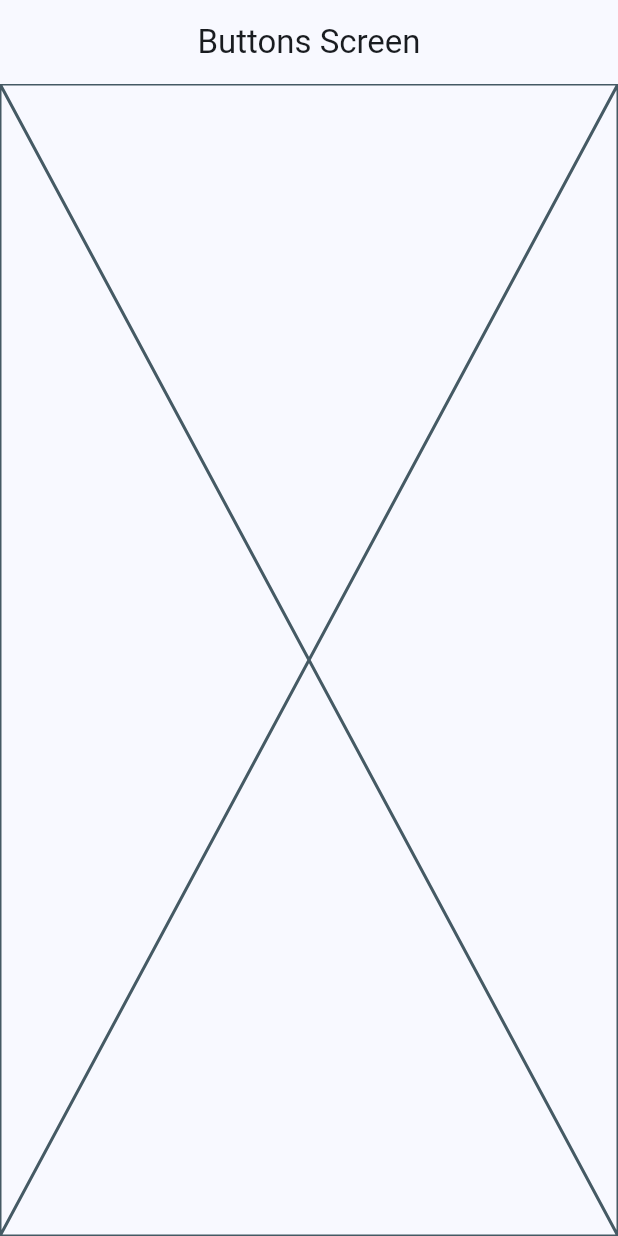
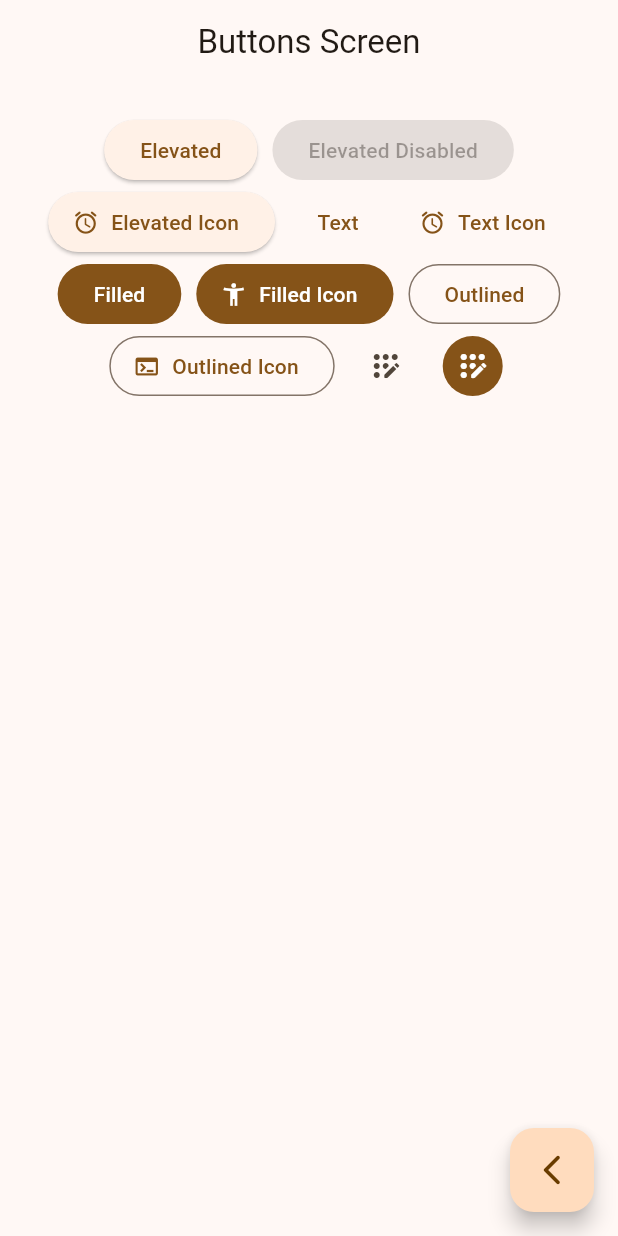
Before and after one commit to devnud/widgets_app, a Flutter app: the ButtonsScreen screen opened by its route, on a phone screen of 412 x 824 dp. Run offline on Flutter 3.47's test engine with Material 3 defaults, Android fonts, the phone set to English and light mode, and no system bars; our stand-ins replace go_router.

Commit message:
Botones predefinidos

```diff
--- a/lib/main.dart
+++ b/lib/main.dart
@@ -14,7 +14,7 @@ class MainApp extends StatelessWidget {
     return MaterialApp.router(
       routerConfig: appRouter,
       debugShowCheckedModeBanner: false,
-      theme: AppTheme(selectecColor: 2).getTheme(),
+      theme: AppTheme(selectecColor: 5).getTheme(),
 
     );
   }
--- a/lib/presentation/screens/buttons/buttons_screen.dart
+++ b/lib/presentation/screens/buttons/buttons_screen.dart
@@ -1,4 +1,5 @@
 import 'package:flutter/material.dart';
+import 'package:go_router/go_router.dart';
 
 class ButtonsScreen extends StatelessWidget {
   static const String name = 'buttons_screen';
@@ -11,7 +12,95 @@ class ButtonsScreen extends StatelessWidget {
       appBar: AppBar(
         title: const Text('Buttons Screen'),
       ),
-      body: const Placeholder(),
+      body: const _ButtonsView(),
+      floatingActionButton: FloatingActionButton(
+        onPressed: () {
+          context.pop();
+        },
+        child: const Icon(Icons.arrow_back_ios_new_rounded),
+      ),
     );
   }
 }
+
+class _ButtonsView extends StatelessWidget {
+  const _ButtonsView();
+
+  get label => null;
+
+  @override
+  Widget build(BuildContext context) {
+
+    final colors = Theme.of(context).colorScheme;
+    return SizedBox(
+      width: double.infinity,
+      child: Padding(
+        padding: const EdgeInsets.symmetric(
+          horizontal: 10,
+          vertical: 20,
+        ),
+        child: Wrap(
+          spacing: 10,
+          alignment: WrapAlignment.center,
+          children: [
+            ElevatedButton(
+              onPressed: () {},
+              child: const Text('Elevated'),
+            ),
+            const ElevatedButton(
+              onPressed: null,
+              child: Text('Elevated Disabled'),
+            ),
+            ElevatedButton.icon(
+              onPressed: () {},
+              icon: const Icon(Icons.access_alarm_rounded),
+              label: const Text('Elevated Icon'),
+            ),
+            TextButton(
+              onPressed: () {},
+              child: const Text('Text'),
+            ),
+            TextButton.icon(
+              onPressed: () {},
+              icon: const Icon(Icons.access_alarm_rounded),
+              label: const Text('Text Icon'),
+            ),
+            FilledButton(
+              onPressed: () {},
+              child: const Text('Filled'),
+            ),
+            FilledButton.icon(
+              onPressed: () {},
+              icon: const Icon(Icons.accessibility_new),
+              label: const Text('Filled Icon'),
+            ),
+            OutlinedButton(
+              onPressed: () {},
+              child: const Text('Outlined'),
+            ),
+            OutlinedButton.icon(
+              onPressed: () {},
+              icon: const Icon(Icons.terminal),
+              label: const Text('Outlined Icon'),
+            ),
+            // Todo: Custom button
+            IconButton(
+              onPressed: () {},
+              icon: const Icon(Icons.app_registration_rounded),
+            ),
+            IconButton(
+              onPressed: () {},
+              icon: const Icon(Icons.app_registration_rounded),
+              style: ButtonStyle(
+                backgroundColor: MaterialStatePropertyAll(colors.primary),
+                iconColor: const MaterialStatePropertyAll(Colors.white),
+              ),
+            ),
+
+
+          ],
+        ),
+      ),
+    );
+  }
+}
```
